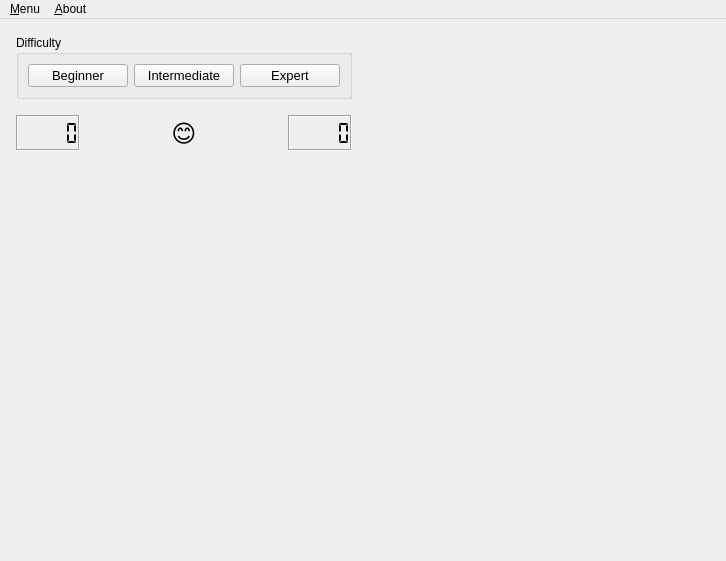
Before: the Qt Designer form pyMinesweeper/ui/main_window.ui in TutorExilius/pyMinesweeper, drawn with Qt 5.
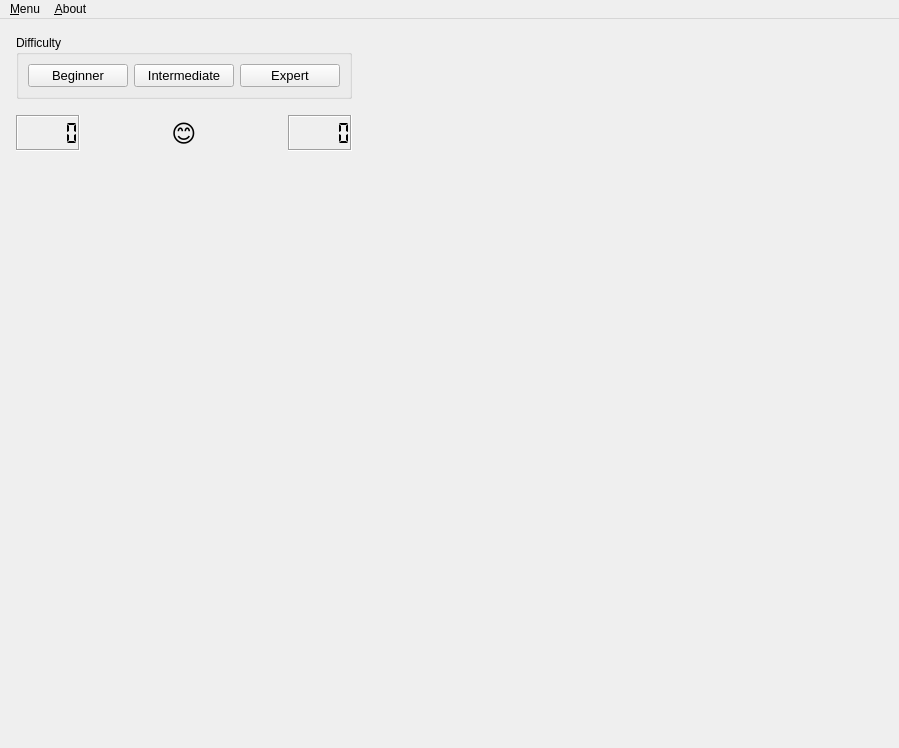
After: the same form once the commit is applied.

What changed in the file:
```diff
--- a/pyMinesweeper/ui/main_window.ui
+++ b/pyMinesweeper/ui/main_window.ui
@@ -6,8 +6,8 @@
    <rect>
     <x>0</x>
     <y>0</y>
-    <width>726</width>
-    <height>561</height>
+    <width>899</width>
+    <height>748</height>
    </rect>
   </property>
   <property name="sizePolicy">
@@ -369,7 +369,7 @@
     <rect>
      <x>0</x>
      <y>0</y>
-     <width>726</width>
+     <width>899</width>
      <height>21</height>
     </rect>
    </property>
```
Left out of the diff: 2 changed lines with no effect on the pictures.
